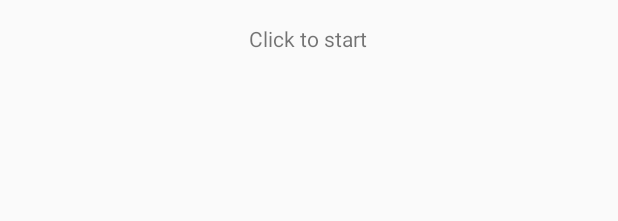
After one commit to roman-trokachevskyi/DevColibriRep, an Android app: the layout activity_browser.xml on its own in the app's theme, with its tools: preview values and no code run, on a phone screen of 412 x 824 dp. The commit adds this screen. Shown: the top 221 px of the screen. Run offline under Robolectric (Android 15) with nearby library versions, the phone set to English and light mode, and no system bars.

Commit message:
Added browser activity

```diff
--- a/MyApplication/app/src/main/java/com/rodico/duke0808/myapplication/activity/Shop.java
+++ b/MyApplication/app/src/main/java/com/rodico/duke0808/myapplication/activity/ListWorks/Shop.java
@@ -1,4 +1,4 @@
-package com.rodico.duke0808.myapplication.activity;
+package com.rodico.duke0808.myapplication.activity.ListWorks;
 
 /**
  * Created by duke0808 on 15.10.15.
--- /dev/null
+++ b/MyApplication/app/src/main/res/layout/activity_browser.xml
@@ -0,0 +1,36 @@
+<?xml version="1.0" encoding="utf-8"?>
+<RelativeLayout xmlns:android="http://schemas.android.com/apk/res/android"
+    xmlns:tools="http://schemas.android.com/tools" android:layout_width="match_parent"
+    android:layout_height="match_parent" android:paddingLeft="@dimen/activity_horizontal_margin"
+    android:paddingRight="@dimen/activity_horizontal_margin"
+    android:paddingTop="@dimen/activity_vertical_margin"
+    android:paddingBottom="@dimen/activity_vertical_margin"
+    tools:context="com.rodico.duke0808.myapplication.Browser.BrowserActivity">
+
+    <LinearLayout
+        android:orientation="vertical"
+        android:layout_width="match_parent"
+        android:layout_height="match_parent"
+        android:layout_centerVertical="true"
+        android:layout_centerHorizontal="true">
+
+        <TextView
+            android:layout_width="wrap_content"
+            android:layout_height="wrap_content"
+            android:text="Click to start"
+            android:id="@+id/textView4"
+            android:layout_gravity="center_horizontal" />
+
+        <ListView
+            android:layout_width="match_parent"
+            android:layout_height="wrap_content"
+            android:id="@+id/listView2"
+            android:layout_gravity="center_horizontal"
+            android:fastScrollEnabled="false"
+            android:scrollingCache="true"
+            android:smoothScrollbar="true"
+            android:textFilterEnabled="true"
+            android:choiceMode="singleChoice" />
+
+    </LinearLayout>
+</RelativeLayout>
```
Also changed, not shown: MyApplication/app/src/main/AndroidManifest.xml (+8 -1 lines), MyApplication/app/src/main/java/com/rodico/duke0808/myapplication/Browser/BrowserActivity.java (added, +49 -0 lines), MyApplication/app/src/main/java/com/rodico/duke0808/myapplication/Browser/HomeWorkItem.java (added, +57 -0 lines), MyApplication/app/src/main/java/com/rodico/duke0808/myapplication/Browser/HwAdapter.java (renamed from MyApplication/app/src/main/java/com/rodico/duke0808/myapplication/activity/ShopAdapter.java, +10 -12 lines), MyApplication/app/src/main/java/com/rodico/duke0808/myapplication/activity/ListWorks/MainActivity.java (renamed from MyApplication/app/src/main/java/com/rodico/duke0808/myapplication/activity/MainActivity.java, +8 -3 lines), MyApplication/app/src/main/java/com/rodico/duke0808/myapplication/activity/ListWorks/ShopAdapter.java (added, +55 -0 lines), MyApplication/app/src/main/res/layout/item_activity_layout.xml (added, +14 -0 lines).
